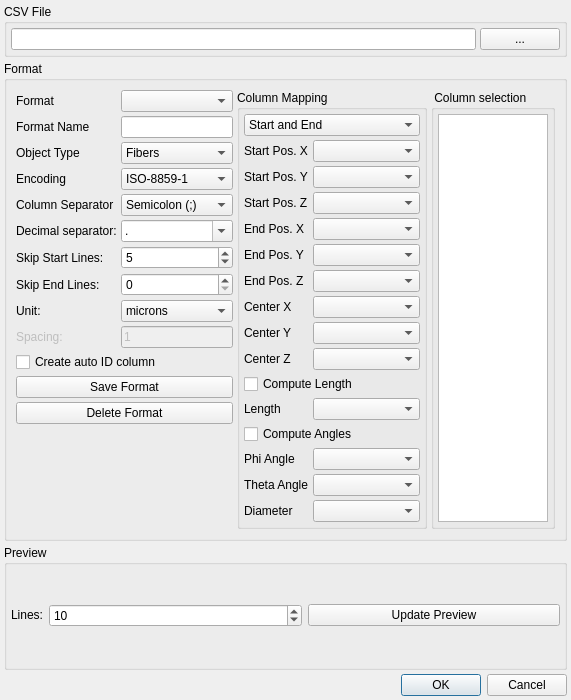
Above: modules/FeatureScout/CsvInput.ui from 3dct/open_iA before the change. Below: the same form after it.
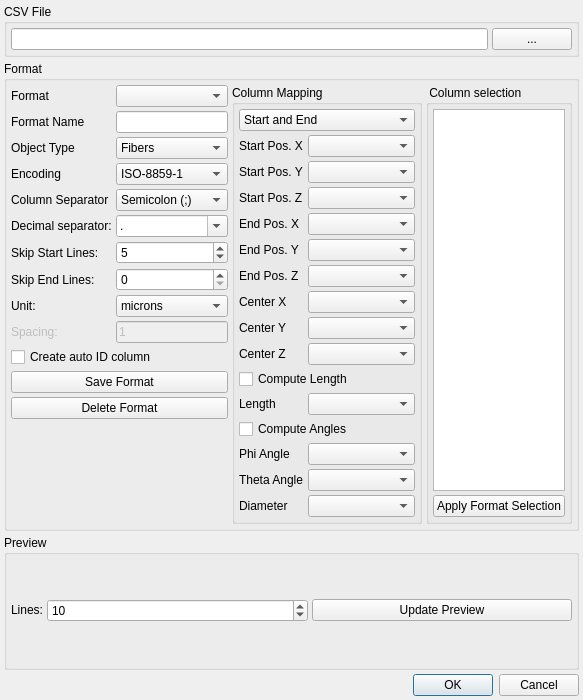
That is the form after the change.

```diff
--- a/modules/FeatureScout/CsvInput.ui
+++ b/modules/FeatureScout/CsvInput.ui
@@ -6,7 +6,7 @@
    <rect>
     <x>0</x>
     <y>0</y>
-    <width>501</width>
+    <width>509</width>
     <height>700</height>
    </rect>
   </property>
@@ -84,6 +84,18 @@
       <property name="spacing">
        <number>4</number>
       </property>
+      <property name="leftMargin">
+       <number>4</number>
+      </property>
+      <property name="topMargin">
+       <number>4</number>
+      </property>
+      <property name="rightMargin">
+       <number>4</number>
+      </property>
+      <property name="bottomMargin">
+       <number>4</number>
+      </property>
       <item>
        <layout class="QFormLayout" name="formLayout_2">
         <property name="horizontalSpacing">
@@ -545,7 +557,7 @@
         <property name="title">
          <string> Column selection</string>
         </property>
-        <layout class="QHBoxLayout" name="horizontalLayout_2" stretch="0">
+        <layout class="QVBoxLayout" name="verticalLayout" stretch="0,0">
          <property name="spacing">
           <number>4</number>
          </property>
@@ -568,6 +580,13 @@
            </property>
           </widget>
          </item>
+         <item>
+          <widget class="QPushButton" name="btn_ApplyFormatColumnSelection">
+           <property name="text">
+            <string>Apply Format Selection</string>
+           </property>
+          </widget>
+         </item>
         </layout>
        </widget>
       </item>
@@ -604,6 +623,9 @@
          </sizepolicy>
         </property>
         <layout class="QHBoxLayout" name="horizontalLayout_4">
+         <property name="spacing">
+          <number>4</number>
+         </property>
          <property name="leftMargin">
           <number>0</number>
          </property>
```
Left out of the diff: 6 changed lines with no effect on the pictures.
